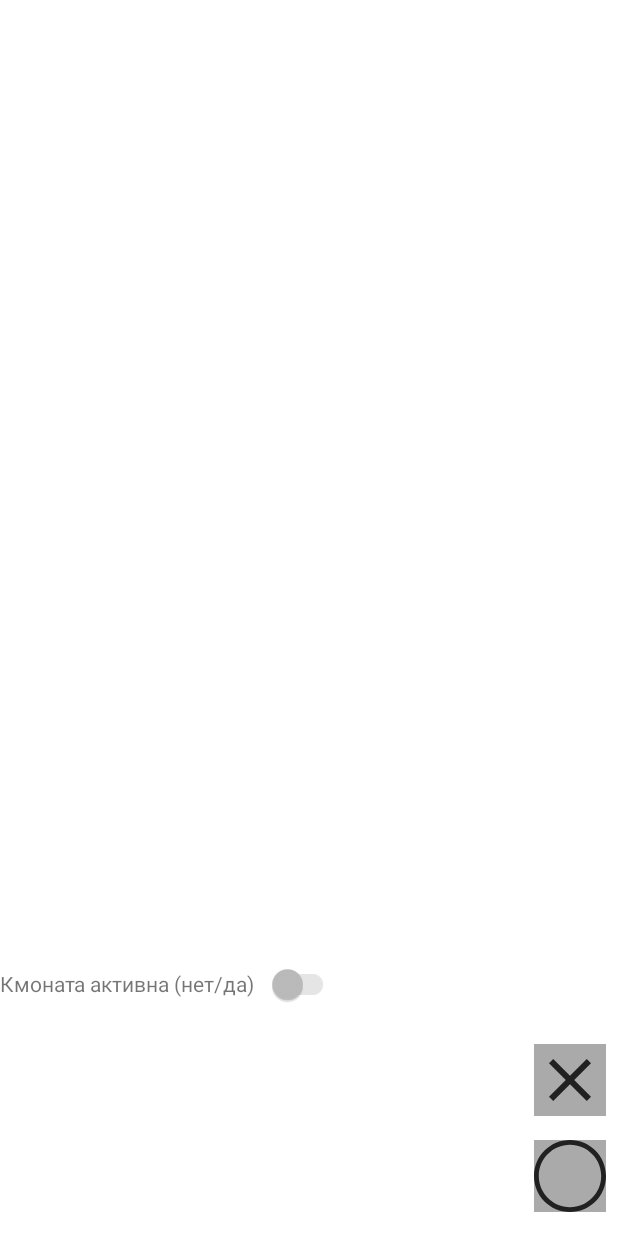
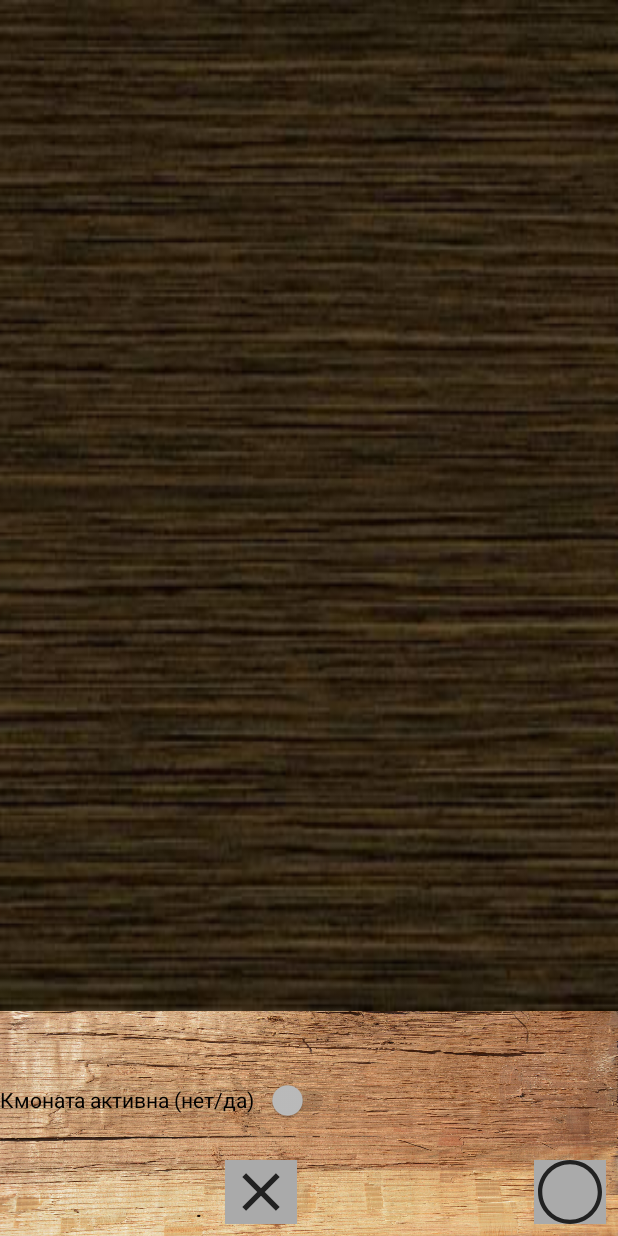
Before and after one commit to lichtstrahl/iv-player, an Android app: the layout fragment_game.xml on its own in the app's theme, with its tools: preview values and no code run, on a phone screen of 412 x 824 dp. Run offline under Robolectric (Android 15) with nearby library versions, the phone set to English and light mode, and no system bars.

Commit message:
наложил текстуры (дерево)

```diff
--- a/app/src/main/java/root/iv/ivplayer/ui/fragment/GameFragment.java
+++ b/app/src/main/java/root/iv/ivplayer/ui/fragment/GameFragment.java
@@ -47,7 +47,7 @@ public class GameFragment extends Fragment implements TicTacRoom.Listener {
     @BindView(R.id.labelRoomStatus)
     protected TextView labelRoomStatus;
     @BindView(R.id.bottomBlock)
-    protected LinearLayout layout;
+    protected ViewGroup layout;
     @BindView(R.id.viewLoginPlayer1)
     protected TextView viewLogin1;
     @BindView(R.id.viewRolePlayer1)
@@ -57,9 +57,9 @@ public class GameFragment extends Fragment implements TicTacRoom.Listener {
     @BindView(R.id.viewRolePlayer2)
     protected ImageView viewRole2;
     @BindView(R.id.panelPlayer1)
-    protected RelativeLayout panelPlayer1;
+    protected ViewGroup panelPlayer1;
     @BindView(R.id.panelPlayer2)
-    protected RelativeLayout panelPlayer2;
+    protected ViewGroup panelPlayer2;
     @BindView(R.id.viewRoomName)
     protected TextView viewRoomName;
 
--- a/app/src/main/res/layout/fragment_game.xml
+++ b/app/src/main/res/layout/fragment_game.xml
@@ -9,29 +9,33 @@
         android:layout_width="match_parent"
         android:layout_height="match_parent"
         android:layout_above="@id/bottomBlock"
+        tools:background="@drawable/background_texture_of_dark_wood"
         />
 
-    <LinearLayout
+    <RelativeLayout
         android:id="@+id/bottomBlock"
         android:layout_width="match_parent"
-        android:layout_height="wrap_content"
+        android:layout_height="150dp"
         android:layout_alignParentBottom="true"
-        android:layout_marginBottom="@dimen/stdMargin"
-        android:orientation="vertical">
+        android:background="@drawable/background_light_wood">
         <TextView
             android:id="@+id/viewRoomName"
             android:layout_width="wrap_content"
             android:layout_height="wrap_content"
+            style="@style/TicTacBottomLabel"
             android:textSize="20sp"
             tools:text="@tools:sample/cities"
             />
         <LinearLayout
+            android:id="@+id/statusPanel"
             android:layout_width="match_parent"
-            android:layout_height="wrap_content">
+            android:layout_height="wrap_content"
+            android:layout_below="@id/viewRoomName">
             <TextView
                 android:id="@+id/labelRoomStatus"
                 android:layout_width="wrap_content"
                 android:layout_height="wrap_content"
+                style="@style/TicTacBottomLabel"
                 android:text="@string/label_room_status"
                 android:layout_gravity="center_vertical"/>
             <androidx.appcompat.widget.SwitchCompat
@@ -44,7 +48,9 @@
         <RelativeLayout
             android:id="@+id/panelPlayer1"
             android:layout_width="match_parent"
-            android:layout_height="wrap_content">
+            android:layout_height="wrap_content"
+            android:layout_alignTop="@id/horizontalCenter"
+            android:layout_toStartOf="@id/horizontalCenter">
             <TextView
                 android:id="@+id/viewLoginPlayer1"
                 android:layout_width="match_parent"
@@ -56,6 +62,7 @@
                 android:textSize="@dimen/login_text_size"
                 android:textAlignment="gravity"
                 android:gravity="center_vertical"
+                style="@style/TicTacBottomLabel"
                 android:layout_marginStart="@dimen/stdMargin"/>
             <ImageView
                 android:id="@+id/viewRolePlayer1"
@@ -67,10 +74,19 @@
                 android:src="@drawable/ic_cross"/>
         </RelativeLayout>
 
+        <View
+            android:id="@+id/horizontalCenter"
+            android:layout_width="0dp"
+            android:layout_height="0dp"
+            android:layout_below="@id/statusPanel"
+            android:layout_centerHorizontal="true"/>
+
         <RelativeLayout
             android:id="@+id/panelPlayer2"
             android:layout_width="match_parent"
-            android:layout_height="wrap_content">
+            android:layout_height="wrap_content"
+            android:layout_alignTop="@id/horizontalCenter"
+            android:layout_toEndOf="@id/horizontalCenter">
             <TextView
                 android:id="@+id/viewLoginPlayer2"
                 android:layout_width="match_parent"
@@ -82,6 +98,7 @@
                 android:textSize="@dimen/login_text_size"
                 android:textAlignment="gravity"
                 android:gravity="center_vertical"
+                style="@style/TicTacBottomLabel"
                 android:layout_marginStart="@dimen/stdMargin"/>
 
             <ImageView
@@ -94,6 +111,6 @@
                 android:src="@drawable/ic_circle"/>
         </RelativeLayout>
 
-    </LinearLayout>
+    </RelativeLayout>
 
 </RelativeLayout>
--- a/app/src/main/res/values/dimens.xml
+++ b/app/src/main/res/values/dimens.xml
@@ -5,6 +5,6 @@
     <dimen name="notification_height_expand">256dp</dimen>
     <dimen name="smallMargin">2dp</dimen>
     <dimen name="notification_close_icon_size">50dp</dimen>
-    <dimen name="login_text_size">15sp</dimen>
+    <dimen name="login_text_size">13sp</dimen>
     <dimen name="fab_size">70dp</dimen>
 </resources>
--- a/app/src/main/res/values/styles.xml
+++ b/app/src/main/res/values/styles.xml
@@ -8,4 +8,9 @@
         <item name="colorAccent">@color/colorAccent</item>
     </style>
 
+
+    <!-- Стиль для подписей внизу крестиков-ноликов -->
+    <style name="TicTacBottomLabel">
+        <item name="android:textColor">@android:color/black</item>
+    </style>
 </resources>
```
Also changed, not shown: app/src/main/res/drawable/background_light_wood.jpg (added), app/src/main/res/drawable/background_paperlight.jpg (added).
